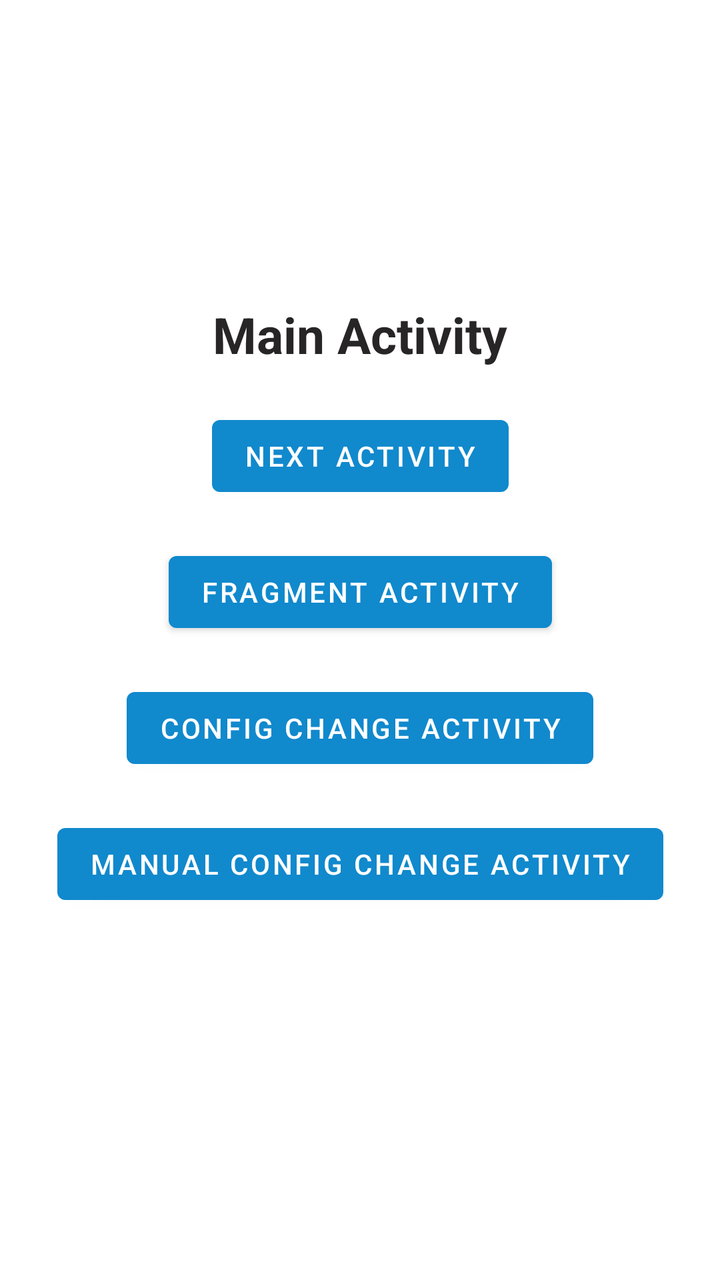
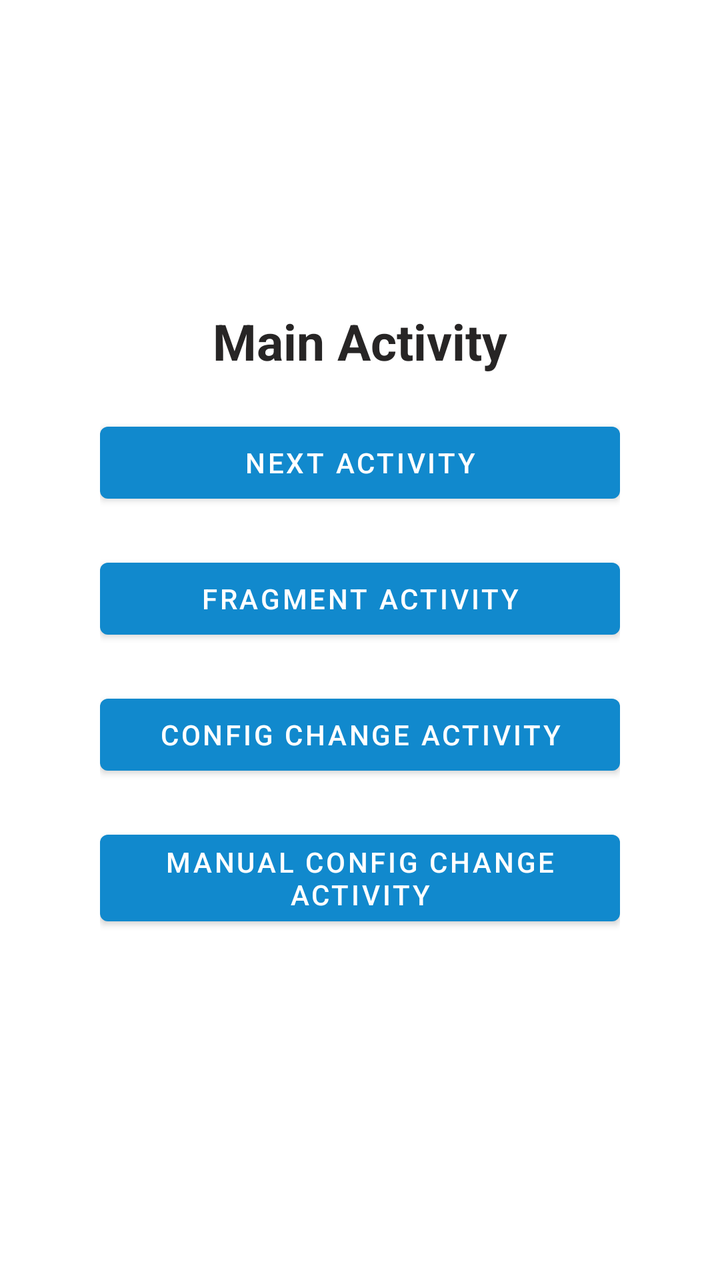

The first picture is an Android layout as it rendered before a commit; the second is the same layout after the commit. The layout source and the unified diff follow.
<!-- AndroidManifest.xml: application theme Theme.AndroidLifecyclesCourse -->
<!-- res/layout/activity_main.xml -->
<?xml version="1.0" encoding="utf-8"?>
<ScrollView
    xmlns:android="http://schemas.android.com/apk/res/android"
    xmlns:app="http://schemas.android.com/apk/res-auto"
    xmlns:tools="http://schemas.android.com/tools"
    android:layout_width="match_parent"
    android:layout_height="match_parent"
    tools:context=".MainActivity"
    >

    <androidx.constraintlayout.widget.ConstraintLayout
        android:layout_width="match_parent"
        android:layout_height="wrap_content">

        <TextView
            android:layout_width="wrap_content"
            android:layout_height="wrap_content"
            app:layout_constraintBottom_toTopOf="@+id/btnNextActivity"
            app:layout_constraintLeft_toLeftOf="parent"
            app:layout_constraintRight_toRightOf="parent"
            android:layout_marginBottom="20dp"
            style="@style/TextViewScreenName"
            android:text="Main Activity"
            />

        <Button
            android:id="@+id/btnNextActivity"
            android:layout_width="wrap_content"
            android:layout_height="wrap_content"
            app:layout_constraintBottom_toBottomOf="parent"
            app:layout_constraintLeft_toLeftOf="parent"
            app:layout_constraintRight_toRightOf="parent"
            app:layout_constraintTop_toTopOf="parent"
            android:text="Next Activity"
            />

        <Button
            android:id="@+id/btnFragmentActivity"
            android:layout_width="wrap_content"
            android:layout_height="wrap_content"
            app:layout_constraintTop_toBottomOf="@id/btnNextActivity"
            app:layout_constraintLeft_toLeftOf="parent"
            app:layout_constraintRight_toRightOf="parent"
            android:layout_marginTop="20dp"
            android:text="Fragment Activity"
            />

        <Button
            android:id="@+id/btnConfigChangeActivity"
            android:layout_width="wrap_content"
            android:layout_height="wrap_content"
            app:layout_constraintTop_toBottomOf="@id/btnFragmentActivity"
            app:layout_constraintLeft_toLeftOf="parent"
            app:layout_constraintRight_toRightOf="parent"
            android:layout_marginTop="20dp"
            android:text="Config Change Activity"
            />

        <Button
            android:id="@+id/btnManualConfigChangeActivity"
            android:layout_width="wrap_content"
            android:layout_height="wrap_content"
            app:layout_constraintTop_toBottomOf="@id/btnConfigChangeActivity"
            app:layout_constraintLeft_toLeftOf="parent"
            app:layout_constraintRight_toRightOf="parent"
            android:layout_marginTop="20dp"
            android:text="Manual Config Change Activity"
            />

    </androidx.constraintlayout.widget.ConstraintLayout>

</ScrollView>
<!-- resources referenced by this layout -->
<resources>
  <style name="TextViewScreenName" parent="@android:style/TextAppearance.Widget.TextView">
          <item name="android:textColor">@color/gray_dark</item>
          <item name="android:textSize">25sp</item>
          <item name="android:textStyle">bold</item>
          <item name="android:gravity">center</item>
      </style>
  <style name="Theme.AndroidLifecyclesCourse" parent="Theme.MaterialComponents.DayNight.NoActionBar">
          
          <item name="colorPrimary">@color/primary</item>
          <item name="colorPrimaryVariant">@color/primary_variant</item>
          <item name="colorOnPrimary">@color/white</item>
  
          <item name="colorControlActivated">@color/primary_light</item>
  
  
          
          <item name="android:statusBarColor" tools:targetApi="l">?attr/colorPrimaryVariant</item>
          
      </style>
  <color name="gray_dark">#272525</color>
  <color name="primary">#1189CD</color>
  <color name="primary_variant">#02558A</color>
  <color name="white">#FFFFFFFF</color>
  <color name="primary_light" type="color">#64ABCA</color>
</resources>

<!-- the commit's change to res/layout/activity_main.xml (unified diff, before → after) -->
@@ -5,19 +5,25 @@
     xmlns:tools="http://schemas.android.com/tools"
     android:layout_width="match_parent"
     android:layout_height="match_parent"
+    android:fillViewport="true"
     tools:context=".MainActivity"
     >
 
     <androidx.constraintlayout.widget.ConstraintLayout
         android:layout_width="match_parent"
-        android:layout_height="wrap_content">
+        android:layout_height="wrap_content"
+        android:paddingVertical="40dp"
+        android:paddingHorizontal="50dp">
 
         <TextView
+            android:id="@+id/txtScreenName"
             android:layout_width="wrap_content"
             android:layout_height="wrap_content"
-            app:layout_constraintBottom_toTopOf="@+id/btnNextActivity"
             app:layout_constraintLeft_toLeftOf="parent"
             app:layout_constraintRight_toRightOf="parent"
+            app:layout_constraintTop_toTopOf="parent"
+            app:layout_constraintBottom_toTopOf="@id/btnNextActivity"
+            app:layout_constraintVertical_chainStyle="packed"
             android:layout_marginBottom="20dp"
             style="@style/TextViewScreenName"
             android:text="Main Activity"
@@ -25,47 +31,52 @@
 
         <Button
             android:id="@+id/btnNextActivity"
-            android:layout_width="wrap_content"
+            android:layout_width="match_parent"
             android:layout_height="wrap_content"
-            app:layout_constraintBottom_toBottomOf="parent"
             app:layout_constraintLeft_toLeftOf="parent"
             app:layout_constraintRight_toRightOf="parent"
-            app:layout_constraintTop_toTopOf="parent"
+            app:layout_constraintTop_toBottomOf="@id/txtScreenName"
+            app:layout_constraintBottom_toTopOf="@id/btnFragmentActivity"
+            android:layout_marginBottom="20dp"
             android:text="Next Activity"
             />
 
         <Button
             android:id="@+id/btnFragmentActivity"
-            android:layout_width="wrap_content"
+            android:layout_width="match_parent"
             android:layout_height="wrap_content"
-            app:layout_constraintTop_toBottomOf="@id/btnNextActivity"
             app:layout_constraintLeft_toLeftOf="parent"
             app:layout_constraintRight_toRightOf="parent"
-            android:layout_marginTop="20dp"
+            app:layout_constraintTop_toBottomOf="@id/btnNextActivity"
+            app:layout_constraintBottom_toTopOf="@id/btnConfigChangeActivity"
+            android:layout_marginBottom="20dp"
             android:text="Fragment Activity"
             />
 
         <Button
             android:id="@+id/btnConfigChangeActivity"
-            android:layout_width="wrap_content"
+            android:layout_width="match_parent"
             android:layout_height="wrap_content"
-            app:layout_constraintTop_toBottomOf="@id/btnFragmentActivity"
             app:layout_constraintLeft_toLeftOf="parent"
             app:layout_constraintRight_toRightOf="parent"
-            android:layout_marginTop="20dp"
+            app:layout_constraintTop_toBottomOf="@id/btnFragmentActivity"
+            app:layout_constraintBottom_toTopOf="@id/btnManualConfigChangeActivity"
+            android:layout_marginBottom="20dp"
             android:text="Config Change Activity"
             />
 
         <Button
             android:id="@+id/btnManualConfigChangeActivity"
-            android:layout_width="wrap_content"
+            android:layout_width="match_parent"
             android:layout_height="wrap_content"
-            app:layout_constraintTop_toBottomOf="@id/btnConfigChangeActivity"
             app:layout_constraintLeft_toLeftOf="parent"
             app:layout_constraintRight_toRightOf="parent"
-            android:layout_marginTop="20dp"
+            app:layout_constraintTop_toBottomOf="@id/btnConfigChangeActivity"
+            app:layout_constraintBottom_toBottomOf="parent"
+            android:layout_marginBottom="20dp"
             android:text="Manual Config Change Activity"
             />
+
 
     </androidx.constraintlayout.widget.ConstraintLayout>
 
